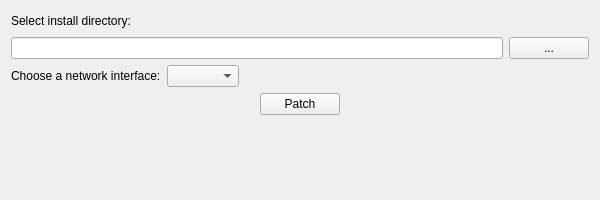
This is src/widget.ui in halvors/FC2MPPatcher as Qt 5 draws it before an edit. The edited form follows.
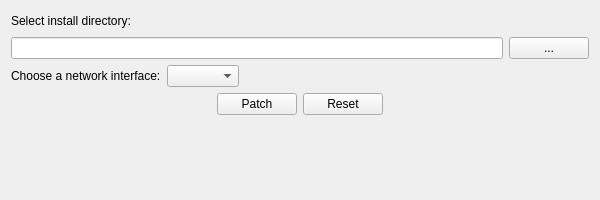
This is the edited form.

Commit message: Some refactoring, added pointers to new PE class which handles PE files.

What changed in the file:
```diff
--- a/src/widget.ui
+++ b/src/widget.ui
@@ -101,6 +101,13 @@
        </property>
       </widget>
      </item>
+     <item>
+      <widget class="QPushButton" name="pushButton_reset">
+       <property name="text">
+        <string>Reset</string>
+       </property>
+      </widget>
+     </item>
      <item>
       <spacer name="horizontalSpacer_2">
        <property name="orientation">
```
The commit also changes 9 other files.
